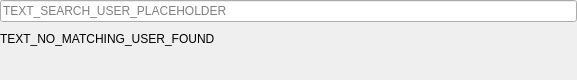
Before: the Qt Designer form parsec/core/gui/forms/search_user_widget.ui in Scille/parsec-cloud, drawn with Qt 5.
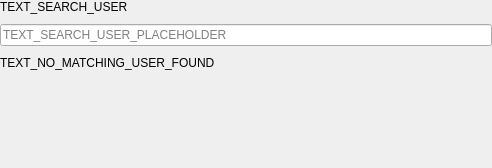
After: the same form once the commit is applied.

Diff of the .ui file:
```diff
--- a/parsec/core/gui/forms/search_user_widget.ui
+++ b/parsec/core/gui/forms/search_user_widget.ui
@@ -6,8 +6,8 @@
    <rect>
     <x>0</x>
     <y>0</y>
-    <width>577</width>
-    <height>80</height>
+    <width>492</width>
+    <height>168</height>
    </rect>
   </property>
   <property name="minimumSize">
@@ -35,6 +35,13 @@
    <property name="bottomMargin">
     <number>0</number>
    </property>
+   <item>
+    <widget class="QLabel" name="label">
+     <property name="text">
+      <string>TEXT_SEARCH_USER</string>
+     </property>
+    </widget>
+   </item>
    <item>
     <layout class="QHBoxLayout" name="horizontalLayout">
      <property name="spacing">
@@ -78,8 +85,8 @@
        <rect>
         <x>0</x>
         <y>0</y>
-        <width>577</width>
-        <height>16</height>
+        <width>492</width>
+        <height>66</height>
        </rect>
       </property>
       <layout class="QVBoxLayout" name="verticalLayout">
```
